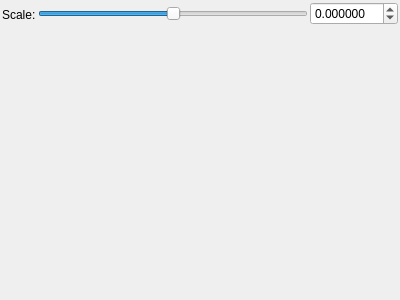
This is mandelbulber2/qt_data/fractal_transf_scale.ui in buddhi1980/mandelbulber2 as Qt 5 draws it before an edit. The edited form follows.
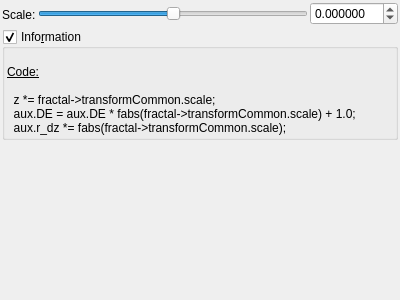
This is the edited form. Custom widgets are drawn as their Qt base class.

What changed in the file:
```diff
--- a/mandelbulber2/qt_data/fractal_transf_scale.ui
+++ b/mandelbulber2/qt_data/fractal_transf_scale.ui
@@ -96,6 +96,61 @@
      </item>
     </layout>
    </item>
+   <item>
+    <widget class="MyGroupBox" name="groupCheck_info">
+     <property name="title">
+      <string>Info&amp;rmation</string>
+     </property>
+     <property name="flat">
+      <bool>false</bool>
+     </property>
+     <property name="checkable">
+      <bool>true</bool>
+     </property>
+     <layout class="QVBoxLayout" name="verticalLayout_2">
+      <property name="spacing">
+       <number>2</number>
+      </property>
+      <property name="leftMargin">
+       <number>2</number>
+      </property>
+      <property name="topMargin">
+       <number>2</number>
+      </property>
+      <property name="rightMargin">
+       <number>2</number>
+      </property>
+      <property name="bottomMargin">
+       <number>2</number>
+      </property>
+      <item>
+       <widget class="QLabel" name="label_4">
+        <property name="text">
+         <string>&lt;!DOCTYPE HTML PUBLIC &quot;-//W3C//DTD HTML 4.0//EN&quot; &quot;http://www.w3.org/TR/REC-html40/strict.dtd&quot;&gt;
+&lt;html&gt;&lt;head&gt;&lt;meta name=&quot;qrichtext&quot; content=&quot;1&quot; /&gt;&lt;style type=&quot;text/css&quot;&gt;
+p, li { white-space: pre-wrap; }
+&lt;/style&gt;&lt;/head&gt;&lt;body&gt;
+&lt;p style=&quot;-qt-paragraph-type:empty; margin-top:0px; margin-bottom:0px; margin-left:0px; margin-right:0px; -qt-block-indent:0; text-indent:0px;&quot;&gt;&lt;br /&gt;&lt;/p&gt;
+&lt;p style=&quot; margin-top:0px; margin-bottom:0px; margin-left:0px; margin-right:0px; -qt-block-indent:0; text-indent:0px;&quot;&gt;&lt;span style=&quot; text-decoration: underline;&quot;&gt;Code:&lt;/span&gt;&lt;/p&gt;
+&lt;p style=&quot;-qt-paragraph-type:empty; margin-top:0px; margin-bottom:0px; margin-left:0px; margin-right:0px; -qt-block-indent:0; text-indent:0px; text-decoration: underline;&quot;&gt;&lt;br /&gt;&lt;/p&gt;
+&lt;p style=&quot; margin-top:0px; margin-bottom:0px; margin-left:0px; margin-right:0px; -qt-block-indent:0; text-indent:0px;&quot;&gt;  z *= fractal-&amp;gt;transformCommon.scale;&lt;/p&gt;
+&lt;p style=&quot; margin-top:0px; margin-bottom:0px; margin-left:0px; margin-right:0px; -qt-block-indent:0; text-indent:0px;&quot;&gt;  aux.DE = aux.DE * fabs(fractal-&amp;gt;transformCommon.scale) + 1.0;&lt;/p&gt;
+&lt;p style=&quot; margin-top:0px; margin-bottom:0px; margin-left:0px; margin-right:0px; -qt-block-indent:0; text-indent:0px;&quot;&gt;  aux.r_dz *= fabs(fractal-&amp;gt;transformCommon.scale);&lt;/p&gt;&lt;/body&gt;&lt;/html&gt;</string>
+        </property>
+        <property name="wordWrap">
+         <bool>true</bool>
+        </property>
+        <property name="openExternalLinks">
+         <bool>true</bool>
+        </property>
+        <property name="textInteractionFlags">
+         <set>Qt::LinksAccessibleByMouse|Qt::TextSelectableByMouse</set>
+        </property>
+       </widget>
+      </item>
+     </layout>
+    </widget>
+   </item>
    <item>
     <spacer name="verticalSpacer">
      <property name="orientation">
@@ -117,6 +172,12 @@
    <extends>QDoubleSpinBox</extends>
    <header>mydoublespinbox.h</header>
   </customwidget>
+  <customwidget>
+   <class>MyGroupBox</class>
+   <extends>QGroupBox</extends>
+   <header>mygroupbox.h</header>
+   <container>1</container>
+  </customwidget>
  </customwidgets>
  <resources/>
  <connections/>
```
